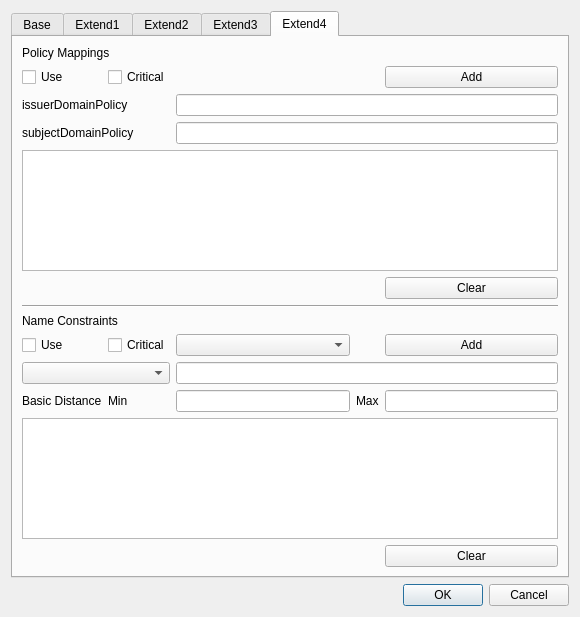
jykim74/CCMan, file CCMan/make_cert_profile_dlg.ui: the form before one commit.
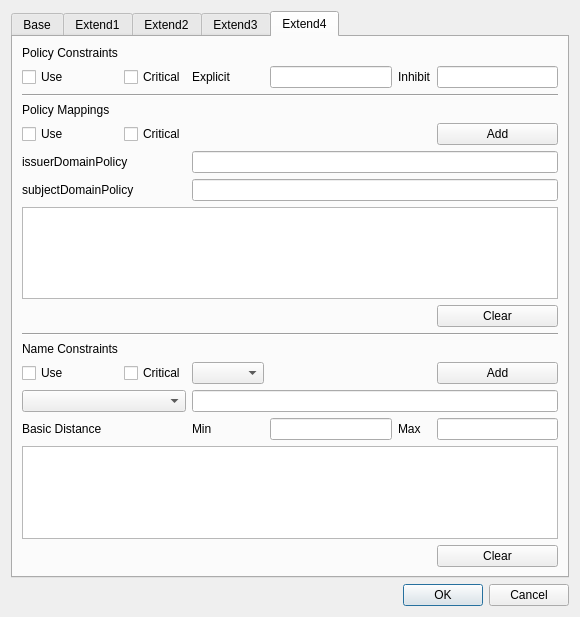
The form after the commit. The open tabs and pages were chosen to show the change.

The edit to the form file:
```diff
--- a/CCMan/make_cert_profile_dlg.ui
+++ b/CCMan/make_cert_profile_dlg.ui
@@ -535,30 +535,7 @@
        <string>Extend3</string>
       </attribute>
       <layout class="QGridLayout" name="gridLayout_4">
-       <item row="1" column="4">
-        <widget class="QLineEdit" name="mBCPathLenText"/>
-       </item>
-       <item row="4" column="5">
-        <widget class="QLineEdit" name="mPCInhibitText"/>
-       </item>
-       <item row="1" column="0">
-        <widget class="QCheckBox" name="mBCUseCheck">
-         <property name="text">
-          <string>Use</string>
-         </property>
-        </widget>
-       </item>
-       <item row="2" column="0" colspan="6">
-        <widget class="Line" name="line_9">
-         <property name="orientation">
-          <enum>Qt::Horizontal</enum>
-         </property>
-        </widget>
-       </item>
-       <item row="15" column="0" colspan="6">
-        <widget class="QTableWidget" name="mIANTable"/>
-       </item>
-       <item row="9" column="0" colspan="6">
+       <item row="6" column="0" colspan="6">
         <widget class="QTableWidget" name="mSANTable"/>
        </item>
        <item row="7" column="2">
@@ -591,62 +568,7 @@
          </property>
         </widget>
        </item>
-       <item row="16" column="5">
-        <widget class="QPushButton" name="mIANClearBtn">
-         <property name="text">
-          <string>Clear</string>
-         </property>
-        </widget>
-       </item>
-       <item row="13" column="0">
-        <widget class="QCheckBox" name="mIANUseCheck">
-         <property name="text">
-          <string>Use</string>
-         </property>
-        </widget>
-       </item>
-       <item row="3" column="0" colspan="2">
-        <widget class="QLabel" name="label_21">
-         <property name="text">
-          <string>Policy Constraints</string>
-         </property>
-        </widget>
-       </item>
-       <item row="4" column="1">
-        <widget class="QCheckBox" name="mPCCriticalCheck">
-         <property name="text">
-          <string>Critical</string>
-         </property>
-        </widget>
-       </item>
-       <item row="13" column="2">
-        <widget class="QComboBox" name="mIANCombo"/>
-       </item>
-       <item row="7" column="0">
-        <widget class="QCheckBox" name="mSANUseCheck">
-         <property name="text">
-          <string>Use</string>
-         </property>
-        </widget>
-       </item>
-       <item row="4" column="4">
-        <widget class="QLabel" name="label_26">
-         <property name="text">
-          <string>Inhibit</string>
-         </property>
-        </widget>
-       </item>
-       <item row="13" column="5">
-        <widget class="QPushButton" name="mIANAddBtn">
-         <property name="text">
-          <string>Add</string>
-         </property>
-        </widget>
-       </item>
-       <item row="14" column="0" colspan="6">
-        <widget class="QLineEdit" name="mIANText"/>
-       </item>
-       <item row="13" column="1">
+       <item row="10" column="1">
         <widget class="QCheckBox" name="mIANCriticalCheck">
          <property name="text">
           <string>Critical</string>
@@ -674,23 +596,6 @@
          </property>
         </widget>
        </item>
-       <item row="10" column="5">
-        <widget class="QPushButton" name="mSANClearBtn">
-         <property name="text">
-          <string>Clear</string>
-         </property>
-        </widget>
-       </item>
-       <item row="4" column="3">
-        <widget class="QLineEdit" name="mPCExplicitText"/>
-       </item>
-       <item row="1" column="1">
-        <widget class="QCheckBox" name="mBCCriticalCheck">
-         <property name="text">
-          <string>Critical</string>
-         </property>
-        </widget>
-       </item>
        <item row="0" column="0" colspan="2">
         <widget class="QLabel" name="label_20">
          <property name="text">
@@ -705,19 +610,8 @@
          </property>
         </widget>
        </item>
-       <item row="4" column="0">
-        <widget class="QCheckBox" name="mPCUseCheck">
-         <property name="text">
-          <string>Use</string>
-         </property>
-        </widget>
-       </item>
-       <item row="11" column="0" colspan="6">
-        <widget class="Line" name="line_11">
-         <property name="orientation">
-          <enum>Qt::Horizontal</enum>
-         </property>
-        </widget>
+       <item row="10" column="2">
+        <widget class="QComboBox" name="mIANCombo"/>
        </item>
       </layout>
      </widget>
@@ -726,142 +620,190 @@
        <string>Extend4</string>
       </attribute>
       <layout class="QGridLayout" name="gridLayout_5">
-       <item row="8" column="2">
+       <item row="9" column="0" colspan="6">
+        <widget class="Line" name="line_12">
+         <property name="orientation">
+          <enum>Qt::Horizontal</enum>
+         </property>
+        </widget>
+       </item>
+       <item row="1" column="5">
+        <widget class="QLineEdit" name="mPCInhibitText"/>
+       </item>
+       <item row="1" column="1">
+        <widget class="QCheckBox" name="mPCCriticalCheck">
+         <property name="text">
+          <string>Critical</string>
+         </property>
+        </widget>
+       </item>
+       <item row="12" column="2" colspan="4">
+        <widget class="QLineEdit" name="mNCSubText"/>
+       </item>
+       <item row="1" column="4">
+        <widget class="QLabel" name="label_36">
+         <property name="text">
+          <string>Inhibit</string>
+         </property>
+        </widget>
+       </item>
+       <item row="6" column="2" colspan="4">
+        <widget class="QLineEdit" name="mPMSubjectDomainPolicyText"/>
+       </item>
+       <item row="11" column="5">
+        <widget class="QPushButton" name="mNCAddBtn">
+         <property name="text">
+          <string>Add</string>
+         </property>
+        </widget>
+       </item>
+       <item row="13" column="5">
+        <widget class="QLineEdit" name="mNCMaxText"/>
+       </item>
+       <item row="15" column="5">
+        <widget class="QPushButton" name="mNCClearBtn">
+         <property name="text">
+          <string>Clear</string>
+         </property>
+        </widget>
+       </item>
+       <item row="10" column="0" colspan="2">
+        <widget class="QLabel" name="label_30">
+         <property name="text">
+          <string>Name Constraints</string>
+         </property>
+        </widget>
+       </item>
+       <item row="11" column="2">
         <widget class="QComboBox" name="mNCTypeCombo"/>
        </item>
-       <item row="0" column="0" colspan="2">
+       <item row="14" column="0" colspan="6">
+        <widget class="QTableWidget" name="mNCTable"/>
+       </item>
+       <item row="4" column="1">
+        <widget class="QCheckBox" name="mPMCriticalCheck">
+         <property name="text">
+          <string>Critical</string>
+         </property>
+        </widget>
+       </item>
+       <item row="5" column="2" colspan="4">
+        <widget class="QLineEdit" name="mPMIssuerDomainPolicyText"/>
+       </item>
+       <item row="3" column="0" colspan="2">
         <widget class="QLabel" name="label_27">
          <property name="text">
           <string>Policy Mappings</string>
          </property>
         </widget>
        </item>
-       <item row="12" column="4">
-        <widget class="QPushButton" name="mNCClearBtn">
+       <item row="2" column="0" colspan="6">
+        <widget class="Line" name="line_13">
+         <property name="orientation">
+          <enum>Qt::Horizontal</enum>
+         </property>
+        </widget>
+       </item>
+       <item row="4" column="5">
+        <widget class="QPushButton" name="mPMAddBtn">
          <property name="text">
-          <string>Clear</string>
+          <string>Add</string>
          </property>
         </widget>
        </item>
-       <item row="4" column="0" colspan="5">
+       <item row="7" column="0" colspan="6">
         <widget class="QTableWidget" name="mPMTable"/>
        </item>
-       <item row="10" column="3">
-        <widget class="QLabel" name="label_33">
+       <item row="11" column="0">
+        <widget class="QCheckBox" name="mNCUseCheck">
          <property name="text">
-          <string>Max</string>
+          <string>Use</string>
          </property>
         </widget>
        </item>
-       <item row="2" column="0" colspan="2">
+       <item row="1" column="3">
+        <widget class="QLineEdit" name="mPCExplicitText"/>
+       </item>
+       <item row="1" column="2">
+        <widget class="QLabel" name="label_35">
+         <property name="text">
+          <string>Explicit</string>
+         </property>
+        </widget>
+       </item>
+       <item row="11" column="1">
+        <widget class="QCheckBox" name="mNCCriticalCheck">
+         <property name="text">
+          <string>Critical</string>
+         </property>
+        </widget>
+       </item>
+       <item row="8" column="5">
+        <widget class="QPushButton" name="mPMClearBtn">
+         <property name="text">
+          <string>Clear</string>
+         </property>
+        </widget>
+       </item>
+       <item row="12" column="0" colspan="2">
+        <widget class="QComboBox" name="mNCSubCombo"/>
+       </item>
+       <item row="1" column="0">
+        <widget class="QCheckBox" name="mPCUseCheck">
+         <property name="text">
+          <string>Use</string>
+         </property>
+        </widget>
+       </item>
+       <item row="0" column="0">
+        <widget class="QLabel" name="label_34">
+         <property name="text">
+          <string>Policy Constraints</string>
+         </property>
+        </widget>
+       </item>
+       <item row="5" column="0" colspan="2">
         <widget class="QLabel" name="label_28">
          <property name="text">
           <string>issuerDomainPolicy</string>
          </property>
         </widget>
        </item>
-       <item row="1" column="0">
-        <widget class="QCheckBox" name="mPMUseCheck">
-         <property name="text">
-          <string>Use</string>
-         </property>
-        </widget>
-       </item>
-       <item row="5" column="4">
-        <widget class="QPushButton" name="mPMClearBtn">
-         <property name="text">
-          <string>Clear</string>
-         </property>
-        </widget>
-       </item>
-       <item row="10" column="2">
-        <widget class="QLineEdit" name="mNCMinText"/>
-       </item>
-       <item row="7" column="0" colspan="2">
-        <widget class="QLabel" name="label_30">
-         <property name="text">
-          <string>Name Constraints</string>
-         </property>
-        </widget>
-       </item>
-       <item row="10" column="1">
-        <widget class="QLabel" name="label_32">
-         <property name="text">
-          <string>Min</string>
-         </property>
-        </widget>
-       </item>
-       <item row="11" column="0" colspan="5">
-        <widget class="QTableWidget" name="mNCTable"/>
-       </item>
-       <item row="9" column="2" colspan="3">
-        <widget class="QLineEdit" name="mNCSubText"/>
-       </item>
-       <item row="3" column="0" colspan="2">
+       <item row="6" column="0" colspan="2">
         <widget class="QLabel" name="label_29">
          <property name="text">
           <string>subjectDomainPolicy</string>
          </property>
         </widget>
        </item>
-       <item row="1" column="1">
-        <widget class="QCheckBox" name="mPMCriticalCheck">
+       <item row="4" column="0">
+        <widget class="QCheckBox" name="mPMUseCheck">
          <property name="text">
-          <string>Critical</string>
+          <string>Use</string>
          </property>
         </widget>
        </item>
-       <item row="10" column="4">
-        <widget class="QLineEdit" name="mNCMaxText"/>
-       </item>
-       <item row="2" column="2" colspan="3">
-        <widget class="QLineEdit" name="mPMIssuerDomainPolicyText"/>
-       </item>
-       <item row="10" column="0">
+       <item row="13" column="0">
         <widget class="QLabel" name="label_31">
          <property name="text">
           <string>Basic Distance</string>
          </property>
         </widget>
        </item>
-       <item row="8" column="1">
-        <widget class="QCheckBox" name="mNCCriticalCheck">
+       <item row="13" column="4">
+        <widget class="QLabel" name="label_33">
          <property name="text">
-          <string>Critical</string>
+          <string>Max</string>
          </property>
         </widget>
        </item>
-       <item row="9" column="0" colspan="2">
-        <widget class="QComboBox" name="mNCSubCombo"/>
+       <item row="13" column="3">
+        <widget class="QLineEdit" name="mNCMinText"/>
        </item>
-       <item row="8" column="4">
-        <widget class="QPushButton" name="mNCAddBtn">
+       <item row="13" column="2">
+        <widget class="QLabel" name="label_32">
          <property name="text">
-          <string>Add</string>
-         </property>
-        </widget>
-       </item>
-       <item row="8" column="0">
-        <widget class="QCheckBox" name="mNCUseCheck">
-         <property name="text">
-          <string>Use</string>
-         </property>
-        </widget>
-       </item>
-       <item row="1" column="4">
-        <widget class="QPushButton" name="mPMAddBtn">
-         <property name="text">
-          <string>Add</string>
-         </property>
-        </widget>
-       </item>
-       <item row="3" column="2" colspan="3">
-        <widget class="QLineEdit" name="mPMSubjectDomainPolicyText"/>
-       </item>
-       <item row="6" column="0" colspan="5">
-        <widget class="Line" name="line_12">
-         <property name="orientation">
-          <enum>Qt::Horizontal</enum>
+          <string>Min</string>
          </property>
         </widget>
        </item>
```
Left out of the diff: 106 changed lines with no effect on the pictures.
